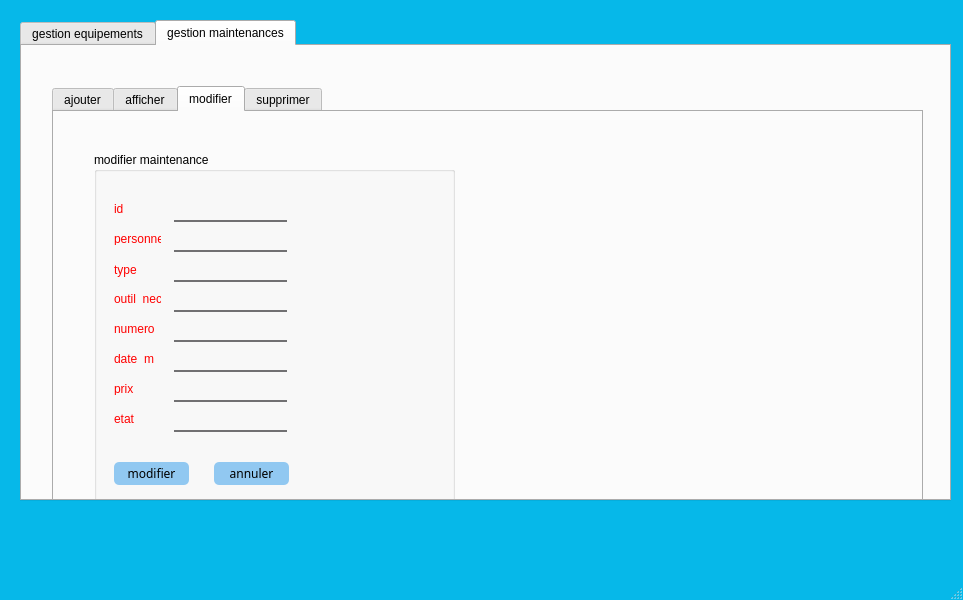
Qt form mainwindow.ui (hanenjabnoun-Esprit-2019/Smart_News_Agency_2A26) before a commit.
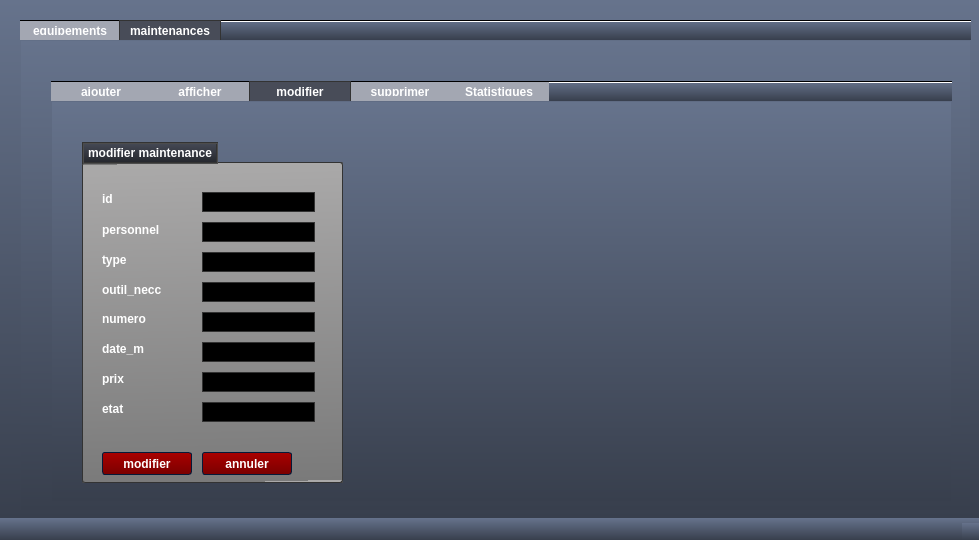
The same form after that commit. The open tabs and pages were chosen to show the change. Icons and pictures are not drawn.

What changed in the file:
```diff
--- a/mainwindow.ui
+++ b/mainwindow.ui
@@ -6,66 +6,1274 @@
    <rect>
     <x>0</x>
     <y>0</y>
-    <width>963</width>
-    <height>600</height>
+    <width>979</width>
+    <height>540</height>
    </rect>
   </property>
   <property name="windowTitle">
    <string>MainWindow</string>
   </property>
   <property name="styleSheet">
-   <string notr="true">QLabel
+   <string notr="true">
+
+/*-----QWidget-----*/
+QWidget
 {
-color:red;
-front-family:century-gothic;
-font-size:12px;
+	background-color: qlineargradient(spread:repeat, x1:1, y1:0, x2:1, y2:1, stop:0 rgba(102, 115, 140, 255),stop:1 rgba(56, 63, 77, 255));
+	color: #ffffff;
+	border-color: #051a39;
+
 }
+
+
+/*-----QLabel-----*/
+QLabel
+{
+	background-color: transparent;
+	color: #ffffff;
+	font-weight: bold;
+
+}
+
+
+QLabel::disabled
+{
+	background-color: transparent;
+	color: #898988;
+
+}
+
+
+/*-----QMenuBar-----*/
+QMenuBar
+{
+	background-color: #484c58;
+	color: #ffffff;
+	border-color: #051a39;
+	font-weight: bold;
+
+}
+
+
+QMenuBar::disabled
+{
+	background-color: #404040;
+	color: #898988;
+	border-color: #051a39;
+
+}
+
+
+QMenuBar::item
+{
+    background-color: transparent;
+
+}
+
+
+QMenuBar::item:selected
+{
+    background-color: #c4c5c3;
+	color: #000000;
+    border: 1px solid #000000;
+
+}
+
+
+QMenuBar::item:pressed
+{
+    background-color: #979796;
+    border: 1px solid #000;
+    margin-bottom: -1px;
+    padding-bottom: 1px;
+
+}
+
+
+/*-----QMenu-----*/
+QMenu
+{
+    background-color: #c4c5c3;
+    border: 1px solid;
+    color: #000000;
+	font-weight: bold;
+
+}
+
+
+QMenu::separator
+{
+    height: 1px;
+    background-color: #363942;
+    color: #ffffff;
+    padding-left: 4px;
+    margin-left: 10px;
+    margin-right: 5px;
+
+}
+
+
+QMenu::item
+{
+    min-width : 150px;
+    padding: 3px 20px 3px 20px;
+
+}
+
+
+QMenu::item:selected
+{
+    background-color: #363942;
+    color: #ffffff;
+
+}
+
+
+QMenu::item:disabled
+{
+    color: #898988;
+}
+
+
+/*-----QToolTip-----*/
+QToolTip
+{
+	background-color: #bbbcba;
+	color: #000000;
+	border-color: #051a39;
+	border : 1px solid #000000;
+	border-radius: 2px;
+
+}
+
+
+/*-----QPushButton-----*/
 QPushButton
 {
-font-family:century-gothic;
-background-color:rgb(145,200,241);
-border-radius:5px;
+	background-color: qlineargradient(spread:repeat, x1:0.486, y1:0, x2:0.505, y2:1, stop:0.00480769 rgba(170, 0, 0, 255),stop:1 rgba(122, 0, 0, 255));
+	color: #ffffff;
+	font-weight: bold;
+	border-style: solid;
+	border-width: 1px;
+	border-radius: 3px;
+	border-color: #051a39;
+	padding: 5px;
+
 }
+
+
+QPushButton::disabled
+{
+	background-color: #404040;
+	color: #656565;
+	border-color: #051a39;
+
+}
+
+
+QPushButton::hover
+{
+	background-color: #9c0000;
+	color: #ffffff;
+	border-style: solid;
+	border-width: 1px;
+	border-radius: 3px;
+	border-color: #051a39;
+	padding: 5px;
+
+}
+
+
+QPushButton::pressed
+{
+	background-color: #880000;
+	color: #ffffff;
+	border-style: solid;
+	border-width: 2px;
+	border-radius: 3px;
+	border-color: #000000;
+	padding: 5px;
+
+}
+
+
+/*-----QToolButton-----*/
+QToolButton 
+{
+	background-color: qlineargradient(spread:repeat, x1:1, y1:0, x2:1, y2:1, stop:0 rgba(177, 181, 193, 255),stop:1 rgba(159, 163, 174, 255));
+	color: #ffffff;
+	font-weight: bold;
+	border-style: solid;
+	border-width: 1px;
+	border-radius: 3px;
+	border-color: #051a39;
+	padding: 5px;
+
+}
+
+
+QToolButton::disabled
+{
+	background-color: #404040;
+	color: #656565;
+	border-color: #051a39;
+
+}
+
+
+QToolButton::hover
+{
+	background-color: #9fa3ae;
+	color: #ffffff;
+	border-style: solid;
+	border-width: 1px;
+	border-radius: 3px;
+	border-color: #051a39;
+	padding: 5px;
+
+}
+
+
+QToolButton::pressed
+{
+	background-color: #7b7e86;
+	color: #ffffff;
+	border-style: solid;
+	border-width: 2px;
+	border-radius: 3px;
+	border-color: #000000;
+	padding: 5px;
+
+}
+
+
+/*-----QComboBox-----*/
+QComboBox
+{
+    background-color: qlineargradient(spread:repeat, x1:1, y1:0, x2:1, y2:1, stop:0 rgba(118, 118, 118, 255),stop:1 rgba(70, 70, 70, 255));
+    border: 1px solid #333333;
+    border-radius: 3px;
+    padding-left: 6px;
+    color: lightgray;
+	font-weight: bold;
+    height: 20px;
+
+}
+
+
+QComboBox::disabled
+{
+	background-color: #404040;
+	color: #656565;
+	border-color: #051a39;
+
+}
+
+
+QComboBox:hover
+{
+    background-color: #646464;
+
+}
+
+
+QComboBox:on
+{
+    background-color: #979796;
+	color: #000000;
+
+}
+
+
+QComboBox QAbstractItemView
+{
+    background-color: #c4c5c3;
+    color: #000000;
+    border: 1px solid black;
+    selection-background-color: #363942;
+    selection-color: #ffffff;
+    outline: 0;
+
+}
+
+
+QComboBox::drop-down
+{
+    subcontrol-origin: padding;
+    subcontrol-position: top right;
+    width: 15px;
+    border-left-width: 1px;
+    border-left-color: darkgray;
+    border-left-style: solid; 
+    border-top-right-radius: 3px; 
+    border-bottom-right-radius: 3px;
+
+}
+
+
+QComboBox::down-arrow
+{
+    image: url(://arrow-down.png);
+    width: 8px;
+    height: 8px;
+}
+
+
+/*-----QSpinBox &amp; QDoubleSpinBox &amp; QDateTimeEdit-----*/
+QSpinBox, 
+QDoubleSpinBox,
+QDateTimeEdit
+{
+	background-color: #000000;
+	color: #00ff00;
+	font-weight: bold;
+	border: 1px solid #333333;
+	padding : 4px;
+
+}
+
+
+QSpinBox::disabled, 
+QDoubleSpinBox::disabled,
+QDateTimeEdit::disabled
+{
+	background-color: #404040;
+	color: #656565;
+	border-color: #051a39;
+
+}
+
+
+QSpinBox:hover, 
+QDoubleSpinBox::hover,
+QDateTimeEdit::hover
+{
+    border: 1px solid #00ff00;
+
+}
+
+
+QSpinBox::up-button, QSpinBox::down-button,
+QDoubleSpinBox::up-button, QDoubleSpinBox::down-button,
+QDateTimeEdit::up-button, QDateTimeEdit::down-button
+{
+	background-color: qlineargradient(spread:repeat, x1:1, y1:0, x2:1, y2:1, stop:0 rgba(118, 118, 118, 255),stop:1 rgba(70, 70, 70, 255));
+    border: 0px solid #333333;
+
+}
+
+
+QSpinBox::disabled, 
+QDoubleSpinBox::disabled,
+QDateTimeEdit::disabled
+{
+	background-color: #404040;
+	color: #656565;
+	border-color: #051a39;
+
+}
+
+
+QSpinBox::up-button:hover, QSpinBox::down-button:hover,
+QDoubleSpinBox::up-button:hover, QDoubleSpinBox::down-button:hover,
+QDateTimeEdit::up-button:hover, QDateTimeEdit::down-button:hover
+{
+	background-color: #646464;
+    border: 1px solid #333333;
+
+
+}
+
+
+QSpinBox::up-button:disabled, QSpinBox::down-button:disabled,
+QDoubleSpinBox::up-button:disabled, QDoubleSpinBox::down-button:disabled,
+QDateTimeEdit::up-button:disabled, QDateTimeEdit::down-button:disabled
+{
+	background-color: #404040;
+	color: #656565;
+	border-color: #051a39;
+
+}
+
+
+QSpinBox::up-button:pressed, QSpinBox::down-button:pressed,
+QDoubleSpinBox::up-button:pressed, QDoubleSpinBox::down-button::pressed,
+QDateTimeEdit::up-button:pressed, QDateTimeEdit::down-button::pressed
+{
+    background-color: #979796;
+    border: 1px solid #444444;
+
+}
+
+
+QSpinBox::down-arrow,
+QDoubleSpinBox::down-arrow,
+QDateTimeEdit::down-arrow
+{
+    image: url(://arrow-down.png);
+    width: 7px;
+
+}
+
+
+QSpinBox::up-arrow,
+QDoubleSpinBox::up-arrow,
+QDateTimeEdit::up-arrow
+{
+    image: url(://arrow-up.png);
+    width: 7px;
+
+}
+
+
+/*-----QLineEdit-----*/
 QLineEdit
 {
-font-family:century-gothic;
+	background-color: #000000;
+	color: #00ff00;
+	font-weight: bold;
+    border: 1px solid #333333;
+	padding: 4px;
+
+}
+
+
+QLineEdit:hover
+{
+    border: 1px solid #00ff00;
+
+}
+
+
+QLineEdit::disabled
+{
+	background-color: #404040;
+	color: #656565;
+	border-width: 1px;
+	border-color: #051a39;
+	padding: 2px;
+
+}
+
+
+/*-----QTextEdit-----*/
+QTextEdit
+{
+	background-color: #808080;
+	color: #fff;
+	border: 1px groove #333333;
+
+}
+
+
+QTextEdit::disabled
+{
+	background-color: #404040;
+	color: #656565;
+	border-color: #051a39;
+
+}
+
+
+/*-----QGroupBox-----*/
+QGroupBox 
+{
+    border: 1px groove #333333;
+	border-radius: 2px;
+    margin-top: 20px;
+
+}
+
+
+QGroupBox 
+{
+	background-color: qlineargradient(spread:repeat, x1:0.486, y1:0, x2:0.505, y2:1, stop:0.00480769 rgba(170, 169, 169, 255),stop:1 rgba(122, 122, 122, 255));
+	font-weight: bold;
+
+}
+
+
+QGroupBox::title  
+{
+    background-color: qlineargradient(spread:repeat, x1:1, y1:0, x2:1, y2:1, stop:0 rgba(71, 75, 87, 255),stop:1 rgba(35, 37, 43, 255));
+    color: #ffffff;
+    border: 2px groove #333333;
+    subcontrol-origin: margin;
+    subcontrol-position: top left;
+    padding: 2px;
+
+}
+
+
+QGroupBox::title::disabled
+{
+	background-color: #404040;
+	color: #656565;
+    subcontrol-origin: margin;
+    subcontrol-position: top left;
+    padding: 5px;
+	border-top-left-radius: 3px;
+	border-top-right-radius: 3px;
+
+}
+
+
+/*-----QCheckBox-----*/
+QCheckBox{
+	background-color: transparent;
+	font-weight: bold;
+	color: #fff;
+
+}
+
+
+QCheckBox::indicator
+{
+    color: #b1b1b1;
+    background-color: #323232;
+    border: 2px solid #222222;
+    width: 12px;
+    height: 12px;
+
+}
+
+
+QCheckBox::indicator:checked
+{
+    image:url(://checkbox.png);
+    border: 2px solid #00ff00;
+
+}
+
+
+QCheckBox::indicator:unchecked:hover
+{
+    border: 2px solid #00ff00;
+
+}
+
+
+QCheckBox::disabled
+{
+	color: #656565;
+
+}
+
+
+QCheckBox::indicator:disabled
+{
+	background-color: #656565;
+	color: #656565;
+    border: 1px solid #656565;
+
+}
+
+
+/*-----QRadioButton-----*/
+QRadioButton{
+	background-color: transparent;
+	font-weight: bold;
+	color: #fff;
+
+}
+
+
+QRadioButton::indicator::unchecked
+{ 
+	border: 2px inset #222222; 
+	border-radius: 6px; 
+	background-color:  #323232;
+	width: 9px; 
+	height: 9px; 
+
+}
+
+
+QRadioButton::indicator::unchecked:hover
+{ 
+	border: 2px solid #00ff00; 
+	border-radius: 5px; 
+	background-color:  #323232;
+	width: 9px; 
+	height: 9px; 
+
+}
+
+
+QRadioButton::indicator::checked
+{ 
+	border: 2px inset #222222; 
+	border-radius: 5px; 
+	background-color: #00ff00; 
+	width: 9px; 
+	height: 9px; 
+
+}
+
+
+QRadioButton::disabled
+{
+	color: #656565;
+
+}
+
+
+QRadioButton::indicator:disabled
+{
+	background-color: #656565;
+	color: #656565;
+    border: 2px solid #656565;
+
+}
+
+
+/*-----QTableView &amp; QTableWidget-----*/
+QTableView
+{
+    background-color: #808080;
+    border: 1px groove #333333;
+    color: #f0f0f0;
+	font-weight: bold;
+    gridline-color: #333333;
+    outline : 0;
+
+}
+
+
+QTableView::disabled
+{
+    background-color: #242526;
+    border: 1px solid #32414B;
+    color: #656565;
+    gridline-color: #656565;
+    outline : 0;
+
+}
+
+
+QTableView::item:hover 
+{
+    background-color: #484c58;
+    color: #f0f0f0;
+
+}
+
+
+QTableView::item:selected 
+{
+    background-color: #484c58;
+    border: 2px groove #00ff00;
+    color: #F0F0F0;
+
+}
+
+
+QTableView::item:selected:disabled
+{
+    background-color: #1a1b1c;
+    border: 2px solid #525251;
+    color: #656565;
+
+}
+
+
+QTableCornerButton::section
+{
+    background-color: #282830;
+
+}
+
+
+QHeaderView::section
+{
+    background-color: #282830;
+    color: #fff;
+	font-weight: bold;
+    text-align: left;
+	padding: 4px;
+	
+}
+
+
+QHeaderView::section:disabled
+{
+    background-color: #525251;
+    color: #656565;
+
+}
+
+
+QHeaderView::section:checked
+{
+    background-color: #00ff00;
+
+}
+
+
+QHeaderView::section:checked:disabled
+{
+    color: #656565;
+    background-color: #525251;
+
+}
+
+
+QHeaderView::section::vertical::first,
+QHeaderView::section::vertical::only-one
+{
+    border-top: 0px;
+
+}
+
+
+QHeaderView::section::vertical
+{
+    border-top: 0px;
+
+}
+
+
+QHeaderView::section::horizontal::first,
+QHeaderView::section::horizontal::only-one
+{
+    border-left: 0px;
+
+}
+
+
+QHeaderView::section::horizontal
+{
+    border-left: 0px;
+
+}
+
+
+/*-----QTabWidget-----*/
+QTabBar::tab
+{
+	background-color: transparent;
+	color: #ffffff;
+	font-weight: bold;
+	width: 80px;
+	height: 9px;
+	
+}
+
+
+QTabBar::tab:disabled
+{
+	background-color: transparent;
+	color: #656565;
+
+}
+
+
+QTabWidget::pane 
+{
+	background-color: transparent;
+	color: #ffffff;
+	border: 1px groove #333333;
+
+}
+
+
+QTabBar::tab:selected
+{
+    background-color: #484c58;
+	color: #ffffff;
+	border: 1px groove #333333;
+	border-bottom: 0px;
+
+}
+
+
+QTabBar::tab:selected:disabled
+{
+	background-color: #404040;
+	color: #656565;
+
+}
+
+
+QTabBar::tab:!selected 
+{
+    background-color: #a3a7b2;
+
+}
+
+
+QTabBar::tab:!selected:hover 
+{
+    background-color: #484c58;
+
+}
+
+
+QTabBar::tab:top:!selected 
+{
+    margin-top: 1px;
+
+}
+
+
+QTabBar::tab:bottom:!selected 
+{
+    margin-bottom: 3px;
+
+}
+
+
+QTabBar::tab:top, QTabBar::tab:bottom 
+{
+    min-width: 8ex;
+    margin-right: -1px;
+    padding: 5px 10px 5px 10px;
+
+}
+
+
+QTabBar::tab:top:selected 
+{
+    border-bottom-color: none;
+
+}
+
+
+QTabBar::tab:bottom:selected 
+{
+    border-top-color: none;
+
+}
+
+
+QTabBar::tab:top:last, QTabBar::tab:bottom:last,
+QTabBar::tab:top:only-one, QTabBar::tab:bottom:only-one 
+{
+    margin-right: 0;
+
+}
+
+
+QTabBar::tab:left:!selected 
+{
+    margin-right: 2px;
+
+}
+
+
+QTabBar::tab:right:!selected
+{
+    margin-left: 2px;
+
+}
+
+
+QTabBar::tab:left, QTabBar::tab:right 
+{
+    min-height: 15ex;
+    margin-bottom: -1px;
+    padding: 10px 5px 10px 5px;
+
+}
+
+
+QTabBar::tab:left:selected 
+{
+    border-left-color: none;
+
+}
+
+
+QTabBar::tab:right:selected 
+{
+    border-right-color: none;
+
+}
+
+
+QTabBar::tab:left:last, QTabBar::tab:right:last,
+QTabBar::tab:left:only-one, QTabBar::tab:right:only-one 
+{
+    margin-bottom: 0;
+
+}
+
+
+/*-----QSlider-----*/
+QSlider{
+	background-color: transparent;
+
+}
+
+
+QSlider::groove:horizontal 
+{
+	background-color: transparent;
+	height: 6px;
+
+}
+
+
+QSlider::sub-page:horizontal 
+{
+	background-color: qlineargradient(spread:reflect, x1:1, y1:0, x2:1, y2:1, stop:0.00480769 rgba(201, 201, 201, 255),stop:1 rgba(72, 72, 72, 255));
+	border: 1px solid #000;
+
+}
+
+
+QSlider::add-page:horizontal 
+{
+	background-color: #404040;
+	border: 1px solid #000; 
+
+}
+
+
+QSlider::handle:horizontal 
+{
+	background-color: qlineargradient(spread:reflect, x1:1, y1:0, x2:1, y2:1, stop:0.00480769 rgba(201, 201, 201, 255),stop:1 rgba(72, 72, 72, 255));
+	border: 1px solid #000; 
+	width: 12px;
+	margin-top: -6px;
+	margin-bottom: -6px;
+
+}
+
+
+QSlider::handle:horizontal:hover 
+{
+	background-color: #808080;
+
+}
+
+
+QSlider::sub-page:horizontal:disabled 
+{
+	background-color: #bbb;
+	border-color: #999;
+
+}
+
+
+QSlider::add-page:horizontal:disabled 
+{
+	background-color: #eee;
+	border-color: #999;
+
+}
+
+
+QSlider::handle:horizontal:disabled 
+{
+	background-color: #eee;
+	border: 1px solid #aaa;
+
+}
+
+
+QSlider::groove:vertical 
+{
+	background-color: transparent;
+	width: 6px;
+
+}
+
+
+QSlider::sub-page:vertical 
+{
+	background-color: qlineargradient(spread:reflect, x1:0, y1:0.483, x2:1, y2:0.517, stop:0.00480769 rgba(201, 201, 201, 255),stop:1 rgba(72, 72, 72, 255));
+	border: 1px solid #000;
+
+}
+
+
+QSlider::add-page:vertical 
+{
+	background-color: #404040;
+	border: 1px solid #000;
+
+}
+
+
+QSlider::handle:vertical 
+{
+	background-color: qlineargradient(spread:reflect, x1:0, y1:0.483, x2:1, y2:0.517, stop:0.00480769 rgba(201, 201, 201, 255),stop:1 rgba(72, 72, 72, 255));
+	border: 1px solid #000;
+	height: 12px;
+	margin-left: -6px;
+	margin-right: -6px;
+
+}
+
+
+QSlider::handle:vertical:hover 
+{
+	background-color: #808080;
+
+}
+
+
+QSlider::sub-page:vertical:disabled 
+{
+	background-color: #bbb;
+	border-color: #999;
+
+}
+
+
+QSlider::add-page:vertical:disabled 
+{
+	background-color: #eee;
+	border-color: #999;
+
+}
+
+
+QSlider::handle:vertical:disabled 
+{
+	background-color: #eee;
+	border: 1px solid #aaa;
+	border-radius: 3px;
+
+}
+
+
+/*-----QDial-----*/
+QDial
+{
+	background-color: #600000;
+
+}
+
+
+QDial::disabled
+{
+	background-color: #404040;
+
+}
+
+
+/*-----QScrollBar-----*/
+QScrollBar:horizontal
+{
+    border: 1px solid #222222;
+    background-color: #63676d;
+    height: 18px;
+    margin: 0px 18px 0 18px;
+
+}
+
+
+QScrollBar::handle:horizontal
+{
+    background-color: #a6acb3;
+	border: 1px solid #656565;
+	border-radius: 2px;
+    min-height: 20px;
+
+}
+
+
+QScrollBar::add-line:horizontal
+{
+    border: 1px solid #1b1b19;
+    background-color: #a6acb3;
+    width: 18px;
+    subcontrol-position: right;
+    subcontrol-origin: margin;
+
+}
+
+
+QScrollBar::sub-line:horizontal
+{
+    border: 1px solid #1b1b19;
+    background-color: #a6acb3;
+    width: 18px;
+    subcontrol-position: left;
+    subcontrol-origin: margin;
+
+}
+
+
+QScrollBar::right-arrow:horizontal
+{
+    image: url(://arrow-right.png);
+    width: 8px;
+    height: 8px;
+
+}
+
+
+QScrollBar::left-arrow:horizontal
+{
+    image: url(://arrow-left.png);
+    width: 8px;
+    height: 8px;
+
+}
+
+
+QScrollBar::add-page:horizontal, QScrollBar::sub-page:horizontal
+{
+    background: none;
+
+}
+
+
+QScrollBar:vertical
+{
+    background-color: #63676d;
+    width: 18px;
+    margin: 18px 0 18px 0;
+    border: 1px solid #222222;
+
+}
+
+
+QScrollBar::handle:vertical
+{
+    background-color: #a6acb3;
+	border: 1px solid #656565;
+	border-radius: 2px;
+    min-height: 20px;
+
+}
+
+
+QScrollBar::add-line:vertical
+{
+    border: 1px solid #1b1b19;
+    background-color: #a6acb3;
+    height: 18px;
+    subcontrol-position: bottom;
+    subcontrol-origin: margin;
+
+}
+
+
+
+QScrollBar::sub-line:vertical
+{
+    border: 1px solid #1b1b19;
+    background-color: #a6acb3;
+    height: 18px;
+    subcontrol-position: top;
+    subcontrol-origin: margin;
+
+}
+
+
+QScrollBar::up-arrow:vertical
+{
+    image: url(://arrow-up.png);
+    width: 8px;
+    height: 8px;
+
+}
+
+
+QScrollBar::down-arrow:vertical
+{
+    image: url(://arrow-down.png);
+    width: 8px;
+    height: 8px;
+
+}
+
+
+QScrollBar::add-page:vertical, QScrollBar::sub-page:vertical
+{
+    background: none;
+
+}
+
+
+/*-----QProgressBar-----*/
+QProgressBar
+{
+	background-color: #000;
+	color: #00ff00;
+	font-weight: bold;
+	border: 0px groove #000;
+	border-radius: 10px;
+	text-align: center;
+
+}
+
+
+QProgressBar:disabled
+{
+	background-color: #404040;
+	color: #656565;
+	border-color: #051a39;
+	border: 1px solid #000;
+	border-radius: 10px;
+	text-align: center;
+
+}
+
+
+QProgressBar::chunk {
+	background-color: #ffaf02;
+	border: 0px;
+	border-radius: 10px;
+	color: #000;
+
+}
+
+
+QProgressBar::chunk:disabled {
+	background-color: #333;
+	border: 0px;
+	border-radius: 10px;
+	color: #656565;
+}
+
+
+/*-----QStatusBar-----*/
+QStatusBar
+{
+	background-color: qlineargradient(spread:repeat, x1:1, y1:0, x2:1, y2:1, stop:0 rgba(102, 115, 140, 255),stop:1 rgba(56, 63, 77, 255));
+	color: #ffffff;
+	border-color: #051a39;
+	font-weight: bold;
+
+}
+QFrame
+{
+color: #ffffff;
 background:transparent;
 border:none;
-border-bottom:2px solid #717072;
 }
-QPushButton:hover
-{
-color:#333;
-background:#49ebff;
-background:rgb(251,187,200,241);
-}
-QTableView
-{
-background:#333;
-background:rgba(0,0,0,0.4);
-border-radius:15px;
-}
-QMainWindow
-{
-background:rgb(6,184,233);
-}</string>
+QTabWidget
+{ background:transparent;
+ }
+</string>
   </property>
   <widget class="QWidget" name="centralwidget">
    <widget class="QTabWidget" name="tabWidget">
+    <property name="enabled">
+     <bool>true</bool>
+    </property>
     <property name="geometry">
      <rect>
       <x>20</x>
       <y>20</y>
-      <width>931</width>
-      <height>481</height>
+      <width>951</width>
+      <height>491</height>
      </rect>
     </property>
     <property name="currentIndex">
      <number>0</number>
     </property>
+    <property name="documentMode">
+     <bool>true</bool>
+    </property>
     <widget class="QWidget" name="tab">
      <attribute name="title">
-      <string>gestion equipements</string>
+      <string>equipements</string>
      </attribute>
      <widget class="QTabWidget" name="tabWidget_2">
       <property name="geometry">
@@ -574,19 +1782,22 @@
     </widget>
     <widget class="QWidget" name="tab_2">
      <attribute name="title">
-      <string>gestion maintenances</string>
+      <string>maintenances</string>
      </attribute>
      <widget class="QTabWidget" name="tabWidget_3">
       <property name="geometry">
        <rect>
         <x>30</x>
         <y>40</y>
-        <width>871</width>
+        <width>901</width>
         <height>421</height>
        </rect>
       </property>
       <property name="currentIndex">
-       <number>0</number>
+       <number>4</number>
+      </property>
+      <property name="documentMode">
+       <bool>true</bool>
       </property>
       <widget class="QWidget" name="tab_7">
        <attribute name="title">
@@ -931,10 +2142,10 @@
        <widget class="QGroupBox" name="groupBox_5">
         <property name="geometry">
          <rect>
-          <x>40</x>
+          <x>30</x>
           <y>40</y>
-          <width>361</width>
-          <height>351</height>
+          <width>261</width>
+          <height>341</height>
          </rect>
         </property>
         <property name="title">
@@ -943,7 +2154,7 @@
         <widget class="QLineEdit" name="lineEdit_13">
          <property name="geometry">
           <rect>
-           <x>80</x>
+           <x>120</x>
            <y>50</y>
            <width>113</width>
            <height>20</height>
@@ -953,7 +2164,7 @@
         <widget class="QLineEdit" name="lineEdit_14">
          <property name="geometry">
           <rect>
-           <x>80</x>
+           <x>120</x>
            <y>110</y>
            <width>113</width>
            <height>20</height>
@@ -963,7 +2174,7 @@
         <widget class="QLineEdit" name="lineEdit_15">
          <property name="geometry">
           <rect>
-           <x>80</x>
+           <x>120</x>
            <y>140</y>
            <width>113</width>
            <height>20</height>
@@ -973,7 +2184,7 @@
         <widget class="QLineEdit" name="lineEdit_16">
          <property name="geometry">
           <rect>
-           <x>80</x>
+           <x>120</x>
            <y>170</y>
            <width>113</width>
            <height>20</height>
@@ -983,7 +2194,7 @@
         <widget class="QLineEdit" name="lineEdit_17">
          <property name="geometry">
           <rect>
-           <x>80</x>
+           <x>120</x>
            <y>80</y>
            <width>113</width>
            <height>20</height>
@@ -995,7 +2206,7 @@
           <rect>
            <x>20</x>
            <y>310</y>
-           <width>75</width>
+           <width>90</width>
            <height>23</height>
           </rect>
          </property>
@@ -1008,7 +2219,7 @@
           <rect>
            <x>120</x>
            <y>310</y>
-           <width>75</width>
+           <width>90</width>
            <height>23</height>
           </rect>
          </property>
@@ -1019,7 +2230,7 @@
         <widget class="QLineEdit" name="lineEdit_26">
          <property name="geometry">
           <rect>
-           <x>80</x>
+           <x>120</x>
            <y>230</y>
            <width>113</width>
            <height>20</height>
@@ -1029,7 +2240,7 @@
         <widget class="QLineEdit" name="lineEdit_27">
          <property name="geometry">
           <rect>
-           <x>80</x>
+           <x>120</x>
            <y>260</y>
            <width>113</width>
            <height>20</height>
@@ -1042,7 +2253,7 @@
         <widget class="QLineEdit" name="lineEdit_28">
          <property name="geometry">
           <rect>
-           <x>80</x>
+           <x>120</x>
            <y>200</y>
            <width>113</width>
            <height>20</height>
@@ -1057,8 +2268,8 @@
           <rect>
            <x>20</x>
            <y>80</y>
-           <width>47</width>
-           <height>13</height>
+           <width>91</width>
+           <height>16</height>
           </rect>
          </property>
          <property name="text">
@@ -1083,8 +2294,8 @@
           <rect>
            <x>20</x>
            <y>140</y>
-           <width>47</width>
-           <height>13</height>
+           <width>91</width>
+           <height>16</height>
           </rect>
          </property>
          <property name="text">
@@ -1225,9 +2436,53 @@
         </widget>
        </widget>
       </widget>
+      <widget class="QWidget" name="tab_11">
+       <attribute name="title">
+        <string>Statistiques</string>
+       </attribute>
+       <widget class="QGroupBox" name="groupBox_9">
+        <property name="geometry">
+         <rect>
+          <x>30</x>
+          <y>40</y>
+          <width>461</width>
+          <height>331</height>
+         </rect>
+        </property>
+        <property name="title">
+         <string>Statistique</string>
+        </property>
+        <widget class="QFrame" name="horizontalFrame">
+         <property name="geometry">
+          <rect>
+           <x>40</x>
+           <y>40</y>
+           <width>381</width>
+           <height>271</height>
+          </rect>
+         </property>
+         <layout class="QHBoxLayout" name="horizontalLayout"/>
+        </widget>
+       </widget>
+      </widget>
      </widget>
     </widget>
    </widget>
+   <widget class="QLabel" name="label_13">
+    <property name="geometry">
+     <rect>
+      <x>0</x>
+      <y>-2</y>
+      <width>981</width>
+      <height>601</height>
+     </rect>
+    </property>
+    <property name="text">
+     <string/>
+    </property>
+   </widget>
+   <zorder>label_13</zorder>
+   <zorder>tabWidget</zorder>
   </widget>
   <widget class="QMenuBar" name="menubar">
    <property name="geometry">
```
Left out of the diff: 143 changed lines with no effect on the pictures.
